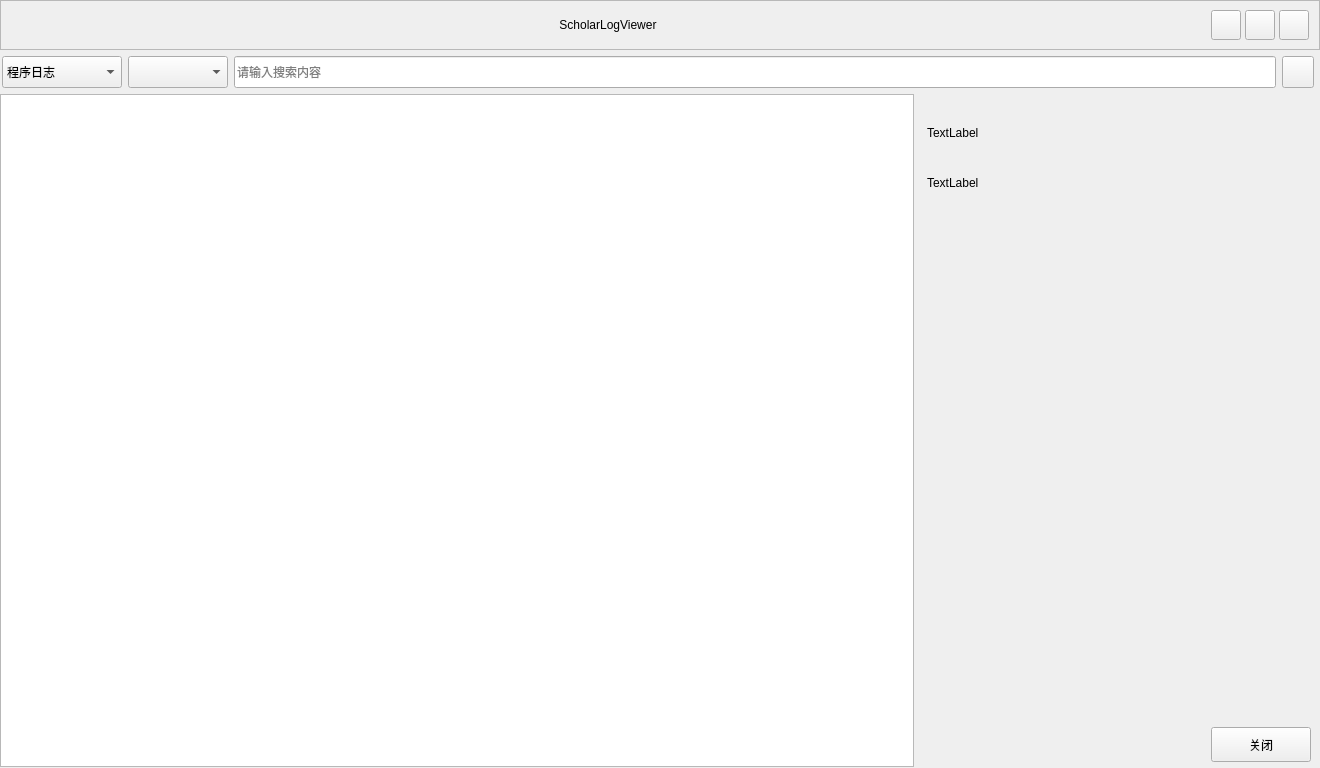
Above: scholarlogviewer.ui from fashion1840/ScholarLogViewer before the change. Below: the same form after it.
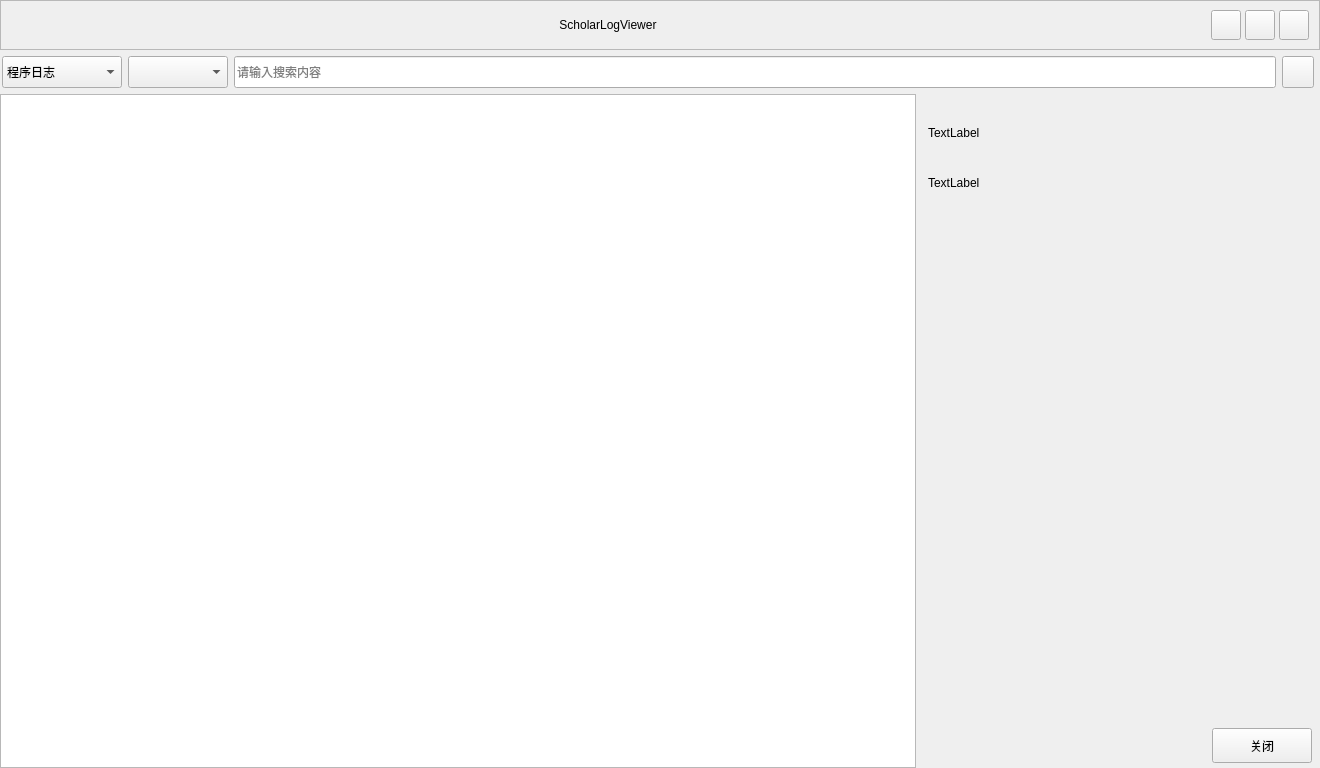
That is the form after the change. Icons and pictures are not drawn.

Diff of the .ui file:
```diff
--- a/scholarlogviewer.ui
+++ b/scholarlogviewer.ui
@@ -350,15 +350,22 @@
     </widget>
    </item>
    <item>
+    <widget class="QWidget" name="infoFrame" native="true">
     <layout class="QHBoxLayout" name="horizontalLayout_5">
      <property name="spacing">
-      <number>5</number>
+       <number>4</number>
+      </property>
+      <property name="leftMargin">
+       <number>0</number>
+      </property>
+      <property name="topMargin">
+       <number>0</number>
      </property>
      <property name="rightMargin">
-      <number>1</number>
+       <number>0</number>
      </property>
      <property name="bottomMargin">
-      <number>1</number>
+       <number>0</number>
      </property>
      <item>
       <widget class="QTableView" name="tableView">
@@ -532,6 +539,7 @@
       </widget>
      </item>
     </layout>
+    </widget>
    </item>
   </layout>
  </widget>
```
Lines whose indentation alone changed are shown as unchanged.
